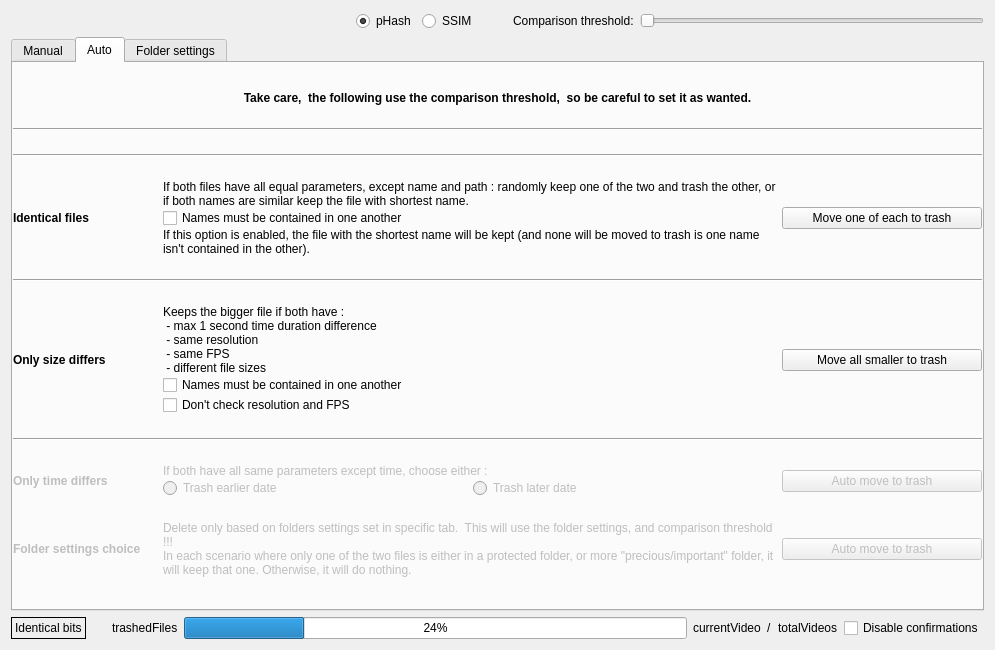
This is QtProject/app/comparison.ui in theophanemayaud/video-simili-duplicate-cleaner as Qt 5 draws it before an edit. The edited form follows.
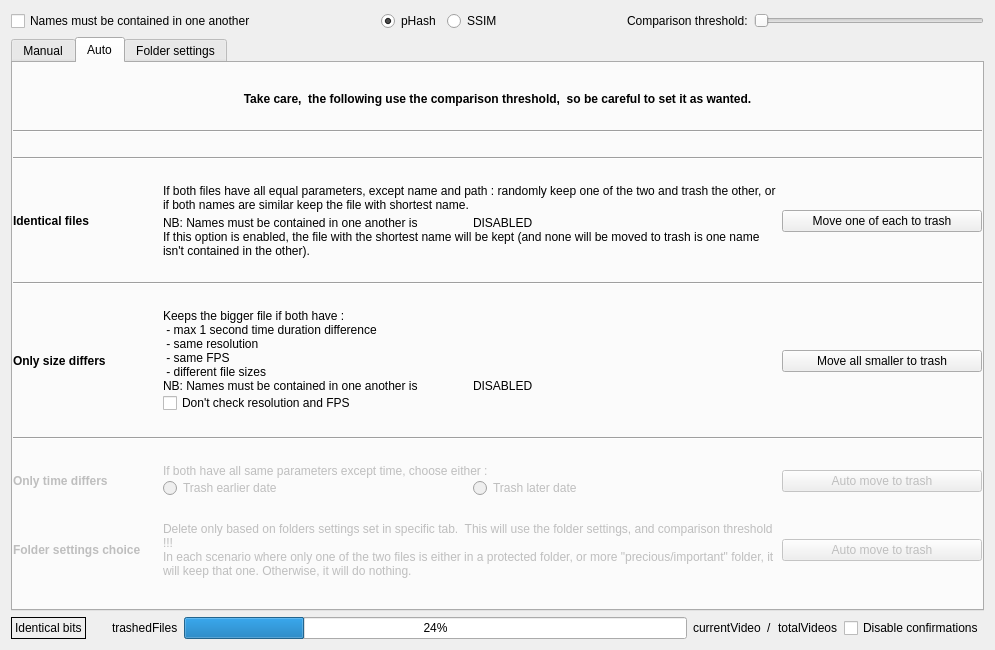
This is the edited form. The open tabs and pages were chosen to show the change. Custom widgets are drawn as their Qt base class.

Commit message: chore(ui): relocate option for names to be contained in another

What changed in the file:
```diff
--- a/QtProject/app/comparison.ui
+++ b/QtProject/app/comparison.ui
@@ -19,6 +19,13 @@
      <property name="topMargin">
       <number>0</number>
      </property>
+     <item>
+      <widget class="QCheckBox" name="settingOnlySizeDiffNamesCheckbox">
+       <property name="text">
+        <string>Names must be contained in one another</string>
+       </property>
+      </widget>
+     </item>
      <item>
       <spacer name="horizontalSpacer_6">
        <property name="orientation">
@@ -55,7 +62,7 @@
         <enum>Qt::Horizontal</enum>
        </property>
        <property name="sizeType">
-        <enum>QSizePolicy::Maximum</enum>
+        <enum>QSizePolicy::Expanding</enum>
        </property>
        <property name="sizeHint" stdset="0">
         <size>
@@ -74,6 +81,18 @@
      </item>
      <item>
       <widget class="QSlider" name="thresholdSlider">
+       <property name="sizePolicy">
+        <sizepolicy hsizetype="MinimumExpanding" vsizetype="Fixed">
+         <horstretch>0</horstretch>
+         <verstretch>0</verstretch>
+        </sizepolicy>
+       </property>
+       <property name="minimumSize">
+        <size>
+         <width>230</width>
+         <height>0</height>
+        </size>
+       </property>
        <property name="minimum">
         <number>1</number>
        </property>
@@ -1081,14 +1100,38 @@
               </widget>
              </item>
              <item>
-              <widget class="QCheckBox" name="autoIdenticalFilesNamesMustBeContainedCheckbox">
-               <property name="enabled">
-                <bool>true</bool>
+              <spacer name="verticalSpacer">
+               <property name="orientation">
+                <enum>Qt::Vertical</enum>
                </property>
-               <property name="text">
-                <string>Names must be contained in one another</string>
+               <property name="sizeType">
+                <enum>QSizePolicy::Fixed</enum>
                </property>
-              </widget>
+               <property name="sizeHint" stdset="0">
+                <size>
+                 <width>20</width>
+                 <height>4</height>
+                </size>
+               </property>
+              </spacer>
+             </item>
+             <item>
+              <layout class="QHBoxLayout" name="verticalLayout_NbNamesContainedOption_autoIdentFiles">
+               <item>
+                <widget class="QLabel" name="label_NbNamesContainedOption">
+                 <property name="text">
+                  <string>NB: Names must be contained in one another is </string>
+                 </property>
+                </widget>
+               </item>
+               <item>
+                <widget class="QLabel" name="label_namesContainedInOneAnotherStatus_autoIdentFiles">
+                 <property name="text">
+                  <string>DISABLED</string>
+                 </property>
+                </widget>
+               </item>
+              </layout>
              </item>
              <item>
               <widget class="QLabel" name="label_8">
@@ -1173,14 +1216,22 @@
               </widget>
              </item>
              <item>
-              <widget class="QCheckBox" name="autoOnlySizeDiffNamesCheckbox">
-               <property name="enabled">
-                <bool>true</bool>
-               </property>
-               <property name="text">
-                <string>Names must be contained in one another</string>
-               </property>
-              </widget>
+              <layout class="QHBoxLayout" name="horizontalLayout_NbNamesContainedOption_autoOnlySizeDiff">
+               <item>
+                <widget class="QLabel" name="label_11">
+                 <property name="text">
+                  <string>NB: Names must be contained in one another is </string>
+                 </property>
+                </widget>
+               </item>
+               <item>
+                <widget class="QLabel" name="label_namesContainedInOneAnotherStatus_autoOnlySizeDiff">
+                 <property name="text">
+                  <string>DISABLED</string>
+                 </property>
+                </widget>
+               </item>
+              </layout>
              </item>
              <item>
               <widget class="QCheckBox" name="autoOnlySizeDontCheckResFpsCheckbox">
```
The commit also changes 2 other files.
